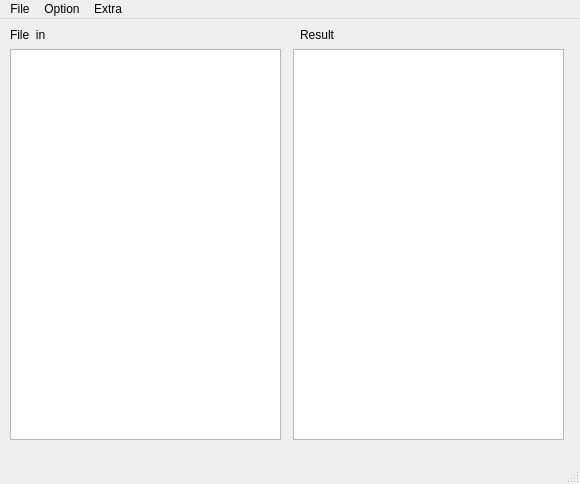
Old version of the form ui/miao.ui in the repository HeatherChloe/Mips_Python.
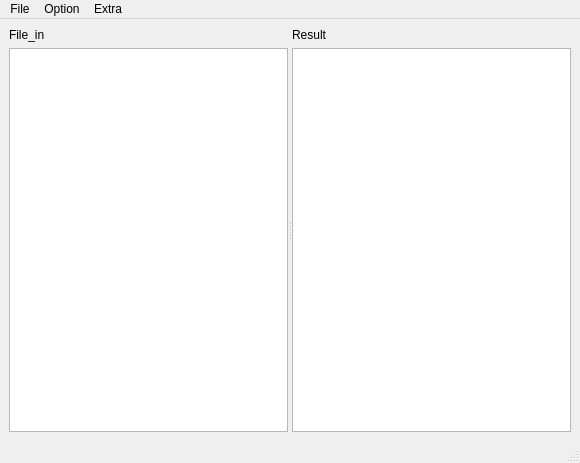
New version of the form.

Patch:
```diff
--- a/ui/miao.ui
+++ b/ui/miao.ui
@@ -7,59 +7,50 @@
     <x>0</x>
     <y>0</y>
     <width>580</width>
-    <height>484</height>
+    <height>463</height>
    </rect>
   </property>
   <property name="windowTitle">
    <string>MainWindow</string>
   </property>
   <widget class="QWidget" name="centralwidget">
-   <widget class="QTextEdit" name="textEdit">
-    <property name="geometry">
-     <rect>
-      <x>10</x>
-      <y>30</y>
-      <width>271</width>
-      <height>391</height>
-     </rect>
-    </property>
-   </widget>
-   <widget class="QTextEdit" name="textEdit_2">
-    <property name="geometry">
-     <rect>
-      <x>293</x>
-      <y>30</y>
-      <width>271</width>
-      <height>391</height>
-     </rect>
-    </property>
-   </widget>
+   <layout class="QHBoxLayout" name="horizontalLayout">
+    <item>
+     <widget class="QSplitter" name="splitter">
+      <property name="orientation">
+       <enum>Qt::Horizontal</enum>
+      </property>
+      <widget class="QWidget" name="">
+       <layout class="QVBoxLayout" name="verticalLayout">
+        <item>
    <widget class="QLabel" name="label">
-    <property name="geometry">
-     <rect>
-      <x>10</x>
-      <y>10</y>
-      <width>54</width>
-      <height>12</height>
-     </rect>
-    </property>
     <property name="text">
      <string>File_in</string>
     </property>
    </widget>
+        </item>
+        <item>
+         <widget class="QTextEdit" name="textEdit"/>
+        </item>
+       </layout>
+      </widget>
+      <widget class="QWidget" name="">
+       <layout class="QVBoxLayout" name="verticalLayout_2">
+        <item>
    <widget class="QLabel" name="label_2">
-    <property name="geometry">
-     <rect>
-      <x>300</x>
-      <y>10</y>
-      <width>54</width>
-      <height>12</height>
-     </rect>
-    </property>
     <property name="text">
      <string>Result</string>
     </property>
    </widget>
+        </item>
+        <item>
+         <widget class="QTextEdit" name="textEdit_2"/>
+        </item>
+       </layout>
+      </widget>
+     </widget>
+    </item>
+   </layout>
   </widget>
   <widget class="QMenuBar" name="menubar">
    <property name="geometry">
```
Lines whose indentation alone changed are shown as unchanged.
